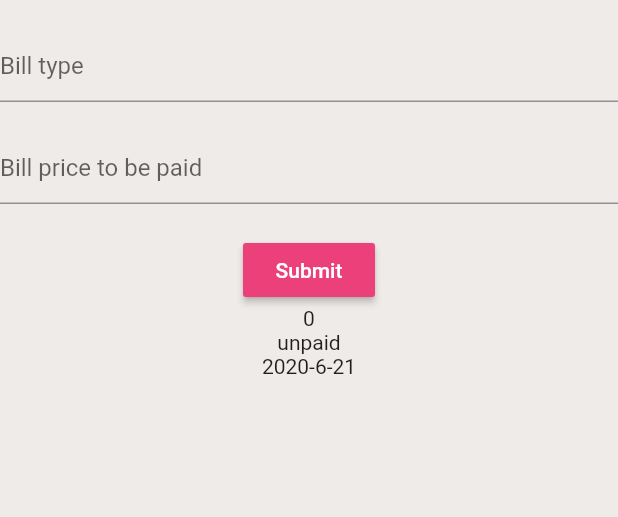
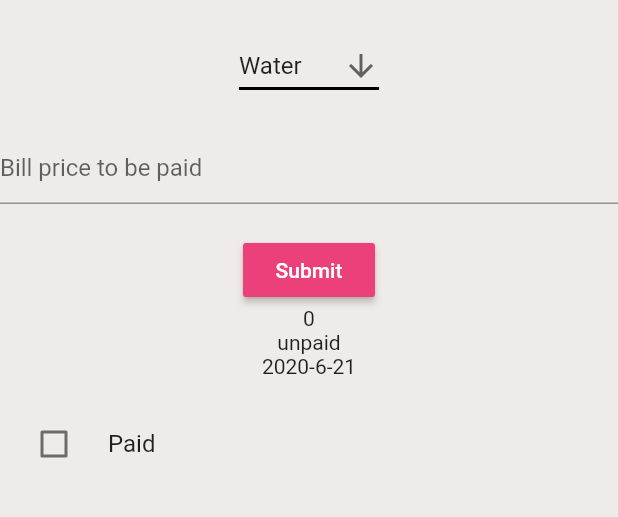
Before and after one commit to Kirollos-Hanna/BuildingManagerSystem, a Flutter app: the BuildingManagerHome screen opened directly, after a tap on "Submit", on a phone screen of 412 x 824 dp, the part 84-601 px from its top. Run offline on Flutter 3.47's test engine with Material 2 defaults, Android fonts, the phone set to English and light mode, and no system bars; our stand-ins replace cloud_firestore, firebase_auth, flutter_spinkit; accounts and stored records are empty.

Commit message:
Add functionality for showing normal residents bills

```diff
--- a/flutter_front_end/lib/screens/home/buildingManagerHome.dart
+++ b/flutter_front_end/lib/screens/home/buildingManagerHome.dart
@@ -16,16 +16,21 @@ class BuildingManagerHome extends StatefulWidget {
   _BuildingManagerHomeState createState() => _BuildingManagerHomeState();
 }
 
+
 class _BuildingManagerHomeState extends State<BuildingManagerHome> {
   final AuthService _auth = AuthService();
 
   int price = 0;
   String billType = "";
 
+  String dropdownString = "Water";
+
   @override
   Widget build(BuildContext context) {
     final user = Provider.of<User>(context);
     final _formKey = GlobalKey<FormState>();
+
+    // TODO make the manager specify the number of residents in the building along with the number of business owners
 
     return  Scaffold(
         backgroundColor: Colors.brown[50],
@@ -43,22 +48,32 @@ class _BuildingManagerHomeState extends State<BuildingManagerHome> {
             ),
           ],
         ),
-        body: Column(
-          children: <Widget>[
-              Column(
+        body: SingleChildScrollView(
+          child: Column(
                 children: <Widget>[
                   SizedBox(height: 20.0),
-                  TextFormField(
-                    validator: (val) => val.isEmpty ? 'Enter the bill type' : null,
-                    decoration: InputDecoration(
-                        hintText: "Bill type"
-                    ),
-                    onChanged: (val) {
-                      setState(() {
-                        billType = val;
-                      });
-                    },
-                  ),
+          DropdownButton<String>(
+            value: dropdownString,
+            icon: Icon(Icons.arrow_downward),
+            iconSize: 24,
+            elevation: 16,
+            underline: Container(
+              height: 2,
+              color: Colors.black,
+            ),
+            onChanged: (String newValue) {
+              setState(() {
+                dropdownString = newValue;
+                billType = newValue;
+              });
+            },
+            items: <String>["Water", "Electricity", "Elevator", "Salaries", "Cleaning", "Other"]
+                .map<DropdownMenuItem<String>> ((String val) {
+                  return DropdownMenuItem<String> (
+                    value: val,
+                    child: Text(val),
+                  );
+            }).toList(), ),
                   SizedBox(height: 20.0,),
 
                   TextFormField(
@@ -83,6 +98,7 @@ class _BuildingManagerHomeState extends State<BuildingManagerHome> {
                         DateTime currentDate = new DateTime.now();
                         String date = currentDate.year.toString() + "-" + currentDate.month.toString() + "-" + currentDate.day.toString();
 
+                        // TODO change the uid to a dynamic one
                         Firestore.instance.collection('bills/es5oYeeSI9gWFOepMqhJ5y1kY6k1/bills')
                             .add({"status": 'unpaid', "generationDate": date, "type": billType, "amountDue": price});
                     },
@@ -119,7 +135,6 @@ class _BuildingManagerHomeState extends State<BuildingManagerHome> {
               ),
                 ],
               ),
-          ],
         ),
     );
   }
--- a/flutter_front_end/lib/screens/homeWrapper.dart
+++ b/flutter_front_end/lib/screens/homeWrapper.dart
@@ -16,20 +16,26 @@ class HomeWrapper extends StatelessWidget {
 
     String currentRole = '';
 
-    for(var role in role.documents){
-      if(role.documentID == user.uid){
-        currentRole = role.data['role'];
+    if(role != null) {
+      for (var role in role.documents) {
+        if (role.documentID == user.uid) {
+          currentRole = role.data['role'];
+        }
       }
     }
 
-    if(currentRole == "undecided"){
-      return Role();
+    if(currentRole == "Building Manager"){
+      return BuildingManagerHome();
     } else if (currentRole == "Resident"){
       return ResidentHome();
     } else if (currentRole == "Business Owner"){
       return BusinessOwnerHome();
-    } else{
-      return BuildingManagerHome();
+    } else if (currentRole == "undecided"){
+      return Role();
+    } else {
+      return Center(
+        child: CircularProgressIndicator(),
+      );
     }
   }
 }
--- a/flutter_front_end/lib/services/database.dart
+++ b/flutter_front_end/lib/services/database.dart
@@ -13,6 +13,7 @@ class DatabaseService {
   final CollectionReference notificationCollection = Firestore.instance.collection('notifications');
 
   Future updateRole(String name, String role, String phoneNumber, String floorNumber, String apartmentNumber, bool occupied, var address) async {
+
     return await infoCollection.document(uid).setData({
       'name': name,
       'role': role,
--- a/flutter_front_end/lib/widgets/billWidget.dart
+++ b/flutter_front_end/lib/widgets/billWidget.dart
@@ -1,6 +1,6 @@
 import 'package:flutter/material.dart';
 
-class BillWidget extends StatelessWidget{
+class BillWidget extends StatefulWidget{
 
   final String amountDue;
   final String status;
@@ -10,18 +10,35 @@ class BillWidget extends StatelessWidget{
   BillWidget(this.amountDue, this.status, this.generationDate, this.type);
 
   @override
+  _BillWidgetState createState() => _BillWidgetState();
+}
+
+class _BillWidgetState extends State<BillWidget> {
+  bool paid = false;
+
+  @override
   Widget build(BuildContext context) {
+
     return Column(
       children: <Widget>[
-        Text(amountDue),
-        Text(status),
-        Text(generationDate),
-        Text(type),
+        Text(widget.amountDue),
+        Text(widget.status),
+        Text(widget.generationDate),
+        Text(widget.type),
+        CheckboxListTile(
+          title: Text("Paid"),
+          value: paid,
+          onChanged: (newValue) {
+            setState(() {
+              paid = newValue;
+            });
+          },
+          controlAffinity: ListTileControlAffinity.leading,  //  <-- leading Checkbox
+        ),
         SizedBox(
           height: 20,
-        )
+        ),
       ],
     );
   }
-
 }
```
Also changed, not shown: flutter_front_end/lib/screens/home/residentHome.dart (+73 -4 lines), flutter_front_end/lib/screens/home/role.dart (+68 -11 lines), flutter_front_end/lib/widgets/billsToBePaid.dart (added, +35 -0 lines).
